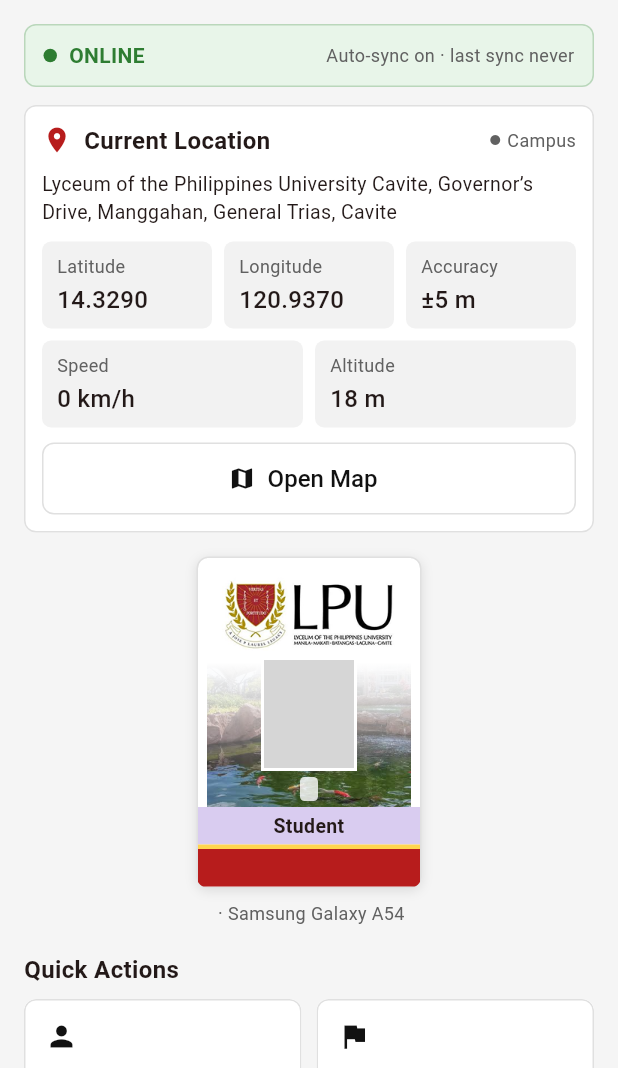
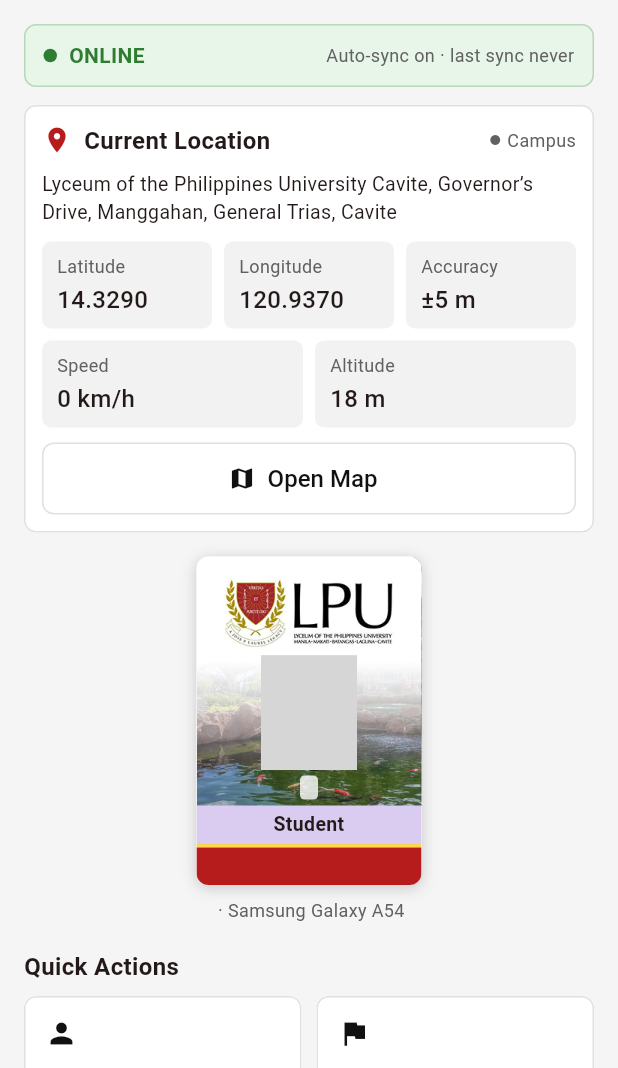
Before and after one commit to Theophilus-Nueva/student_smart_dashboard, a Flutter app: the StudentHome screen opened directly, on a phone screen of 412 x 824 dp, the part 168-1236 px from its top. Run offline on Flutter 3.47's test engine with Material 3 defaults, Android fonts, the phone set to English and light mode, and no system bars; our stand-ins replace cloud_firestore, connectivity_plus, firebase_core, flutter_local_notifications, geolocator, google_maps_flutter and 5 more; accounts and stored records are empty; grey boxes are pictures that could not be loaded.

Commit message:
ID card: full-bleed campus photo, no white frames
Drop the card outline, make the photo area span the full card width so
the campus photo reaches both edges, and remove the white frame around
the portrait.

```diff
--- a/lib/widgets/id_card.dart
+++ b/lib/widgets/id_card.dart
@@ -20,11 +20,12 @@ class IdCard extends StatelessWidget {
         decoration: BoxDecoration(
           color: Colors.white,
           borderRadius: BorderRadius.circular(8),
-          border: Border.all(color: AppColors.border),
+          // No outline: a border would inset the photo and leave white
+          // strips down the sides. The shadow marks the card's edge.
           boxShadow: const [
             BoxShadow(
-              color: Color(0x1A000000),
-              blurRadius: 6,
+              color: Color(0x2E000000),
+              blurRadius: 8,
               offset: Offset(0, 2),
             ),
           ],
@@ -35,7 +36,10 @@ class IdCard extends StatelessWidget {
             // Header, portrait and ID number sit on the campus photo, which
             // fades up into white behind the logo.
             Stack(
+              alignment: Alignment.topCenter,
               children: [
+                // Spans the full card width so the photo reaches both edges.
+                const SizedBox(width: double.infinity),
                 Positioned.fill(
                   child: Image.asset(
                     AppAssets.campusPhoto,
@@ -74,11 +78,7 @@ class IdCard extends StatelessWidget {
                     Container(
                       width: 64,
                       height: 76,
-                      clipBehavior: Clip.hardEdge,
-                      decoration: BoxDecoration(
-                        color: const Color(0xFFB0BEC5),
-                        border: Border.all(color: Colors.white, width: 2),
-                      ),
+                      color: const Color(0xFFB0BEC5),
                       child: user.photoAsset == null
                           ? const Icon(
                               Icons.person,
```
